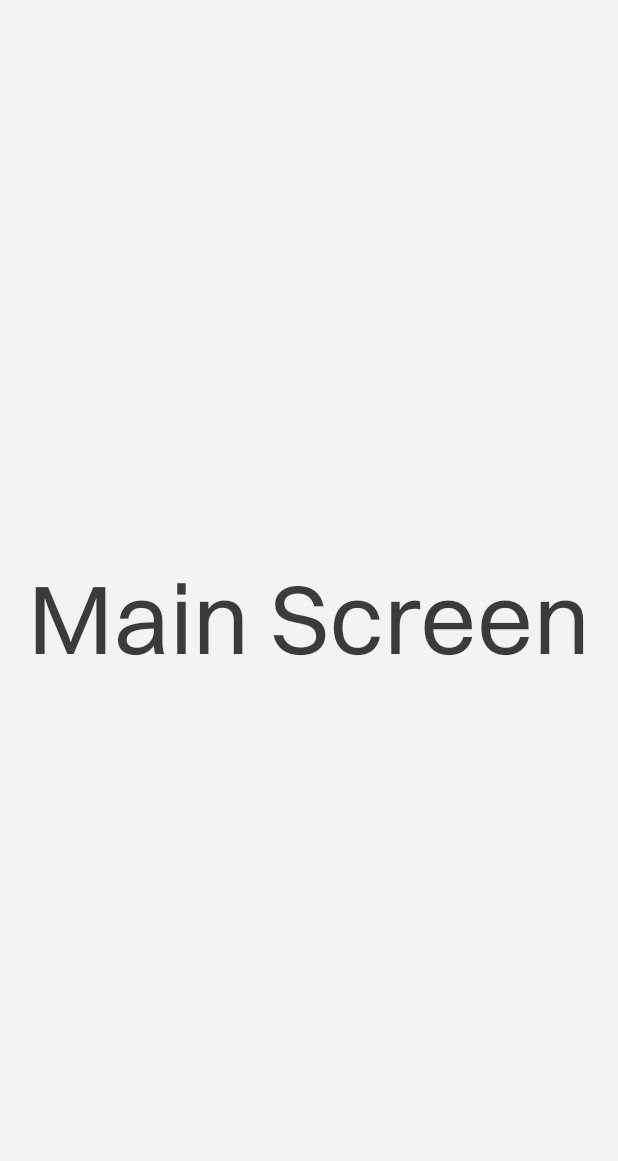
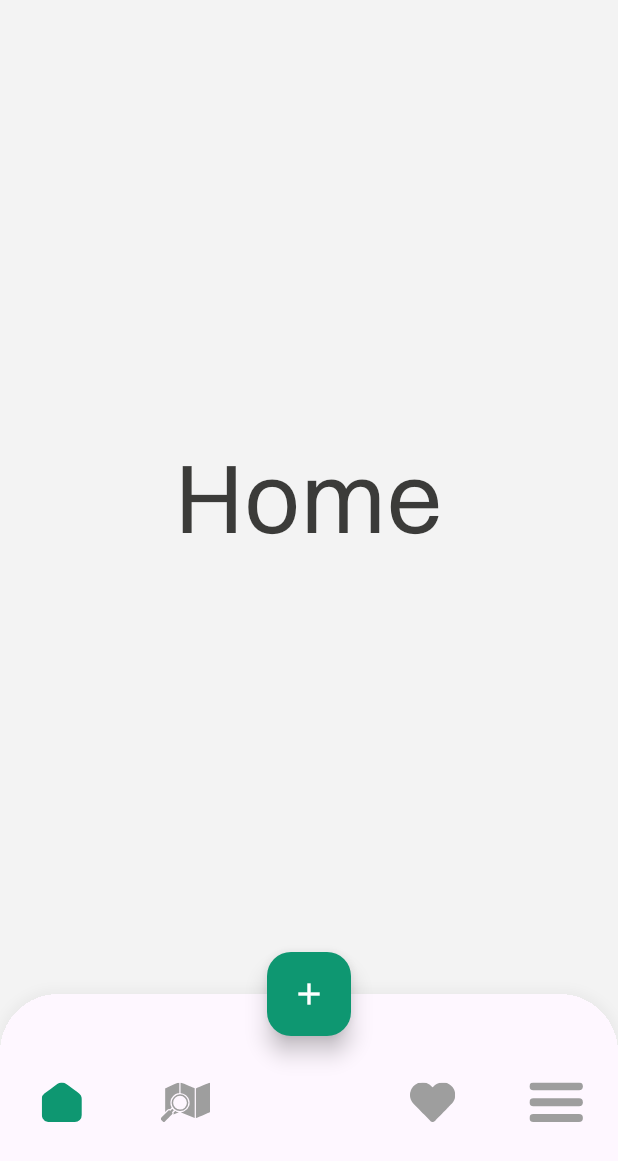
Before and after one commit to opadaMaljondi/nova_flutter, a Flutter app: the MainScreen screen opened by its route, on a phone screen of 412 x 824 dp. Shown: the top 1161 px of the screen. Run offline on Flutter 3.47's test engine with Material 3 defaults, Android fonts, the phone set to English and light mode, and no system bars; our stand-ins replace bloc, country_picker, dartz, dropdown_button2, easy_localization, file_picker and 16 more; missing offline and left inert: otpless_flutter; accounts and stored records are empty.

Commit message:
♻️ finish design `primary_bottom_navbar`
✅ Done

```diff
--- a/lib/core/constants/app_assets.dart
+++ b/lib/core/constants/app_assets.dart
@@ -70,6 +70,10 @@ abstract class AppAssets {
   static const String client = "$rootSVGIcons/client.svg";
   static const String office = "$rootSVGIcons/office.svg";
   static const String ellipse = "$rootSVGIcons/ellipse.svg";
+  static const String home = "$rootSVGIcons/home.svg";
+  static const String map = "$rootSVGIcons/map.svg";
+  static const String favorite = "$rootSVGIcons/favorite.svg";
+  static const String menu = "$rootSVGIcons/menu.svg";
 
   //-------------------------------------------
 
--- a/lib/features/main/presentation/cubits/main_cubit/main_cubit.dart
+++ b/lib/features/main/presentation/cubits/main_cubit/main_cubit.dart
@@ -27,7 +27,21 @@ class MainCubit extends Cubit<MainState> {
   // User? user;
   ThemeMode currentThemeMode = ThemeMode.system;
   List<Widget> tabs = [
-
+    const Center(
+      child: Text('Home'),
+    ),
+    const Center(
+      child: Text('Map'),
+    ),
+    const Center(
+      child: Text('Empty'),
+    ),
+    const Center(
+      child: Text('Favorite'),
+    ),
+    const Center(
+      child: Text('Menu'),
+    ),
   ];
 
   /// variables
@@ -128,6 +142,7 @@ class MainCubit extends Cubit<MainState> {
   }
 
   void changeCurrentTab(int index) {
+    if (index != 2) {
       _update(const MainState.loading());
       currentTab = index;
       mainScreenPageController.animateToPage(
@@ -136,6 +151,7 @@ class MainCubit extends Cubit<MainState> {
         curve: Curves.easeIn,
       );
       _update(const MainState.changeTabSuccess());
+    }
   }
 
   void changeCurrentPage(int index) {
--- a/lib/features/main/presentation/screens/main_screen.dart
+++ b/lib/features/main/presentation/screens/main_screen.dart
@@ -1,9 +1,11 @@
 import 'package:flutter/material.dart';
 import 'package:flutter_bloc/flutter_bloc.dart';
 import 'package:go_router/go_router.dart';
+import 'package:real_state/core/constants/app_colors.dart';
 import 'package:real_state/core/constants/app_routes.dart';
 import 'package:real_state/core/widgets/primary_loader.dart';
 import 'package:real_state/features/main/presentation/cubits/main_cubit/main_cubit.dart';
+import 'package:real_state/features/main/presentation/widgets/primary_bottom_navbar.dart';
 
 class MainScreen extends StatelessWidget {
   const MainScreen({super.key});
@@ -23,20 +25,26 @@ class MainScreen extends StatelessWidget {
           loading: () => const Scaffold(
             body: PrimaryLoader(),
           ),
-          orElse: () => const Scaffold(
-              body: Center(
-            child: Text('Main Screen'),
-          )
-              // PageView(
-              //   controller: context.read<MainCubit>().mainScreenPageController,
-              //   onPageChanged: context.read<MainCubit>().changeCurrentPage,
-              //   children: context.read<MainCubit>().tabs,
-              // ),
-              // bottomNavigationBar: PrimaryBottomNavbar(
-              //   currentTab: context.read<MainCubit>().currentTab,
-              //   changeCurrentTab: context.read<MainCubit>().changeCurrentTab,
-              // ),
+          orElse: () => Scaffold(
+            body: PageView(
+              controller: context.read<MainCubit>().mainScreenPageController,
+              onPageChanged: context.read<MainCubit>().changeCurrentPage,
+              physics: const NeverScrollableScrollPhysics(),
+              children: context.read<MainCubit>().tabs,
+            ),
+            bottomNavigationBar: PrimaryBottomNavbar(
+              currentTab: context.read<MainCubit>().currentTab,
+              changeCurrentTab: context.read<MainCubit>().changeCurrentTab,
+            ),
+            floatingActionButton: FloatingActionButton(
+              onPressed: () {},
+              backgroundColor: AppColors.primary,
+              child: const Icon(
+                Icons.add,
               ),
+            ),
+            floatingActionButtonLocation: FloatingActionButtonLocation.centerDocked,
+          ),
         );
       },
     );
--- /dev/null
+++ b/lib/features/main/presentation/widgets/primary_bottom_navbar.dart
@@ -0,0 +1,115 @@
+// ignore_for_file: deprecated_member_use
+
+import 'package:flutter/material.dart';
+import 'package:flutter_screenutil/flutter_screenutil.dart';
+import 'package:flutter_svg/flutter_svg.dart';
+import 'package:real_state/core/constants/app_assets.dart';
+import 'package:real_state/core/constants/app_colors.dart';
+
+class PrimaryBottomNavbar extends StatelessWidget {
+  final int currentTab;
+  final void Function(int) changeCurrentTab;
+
+  const PrimaryBottomNavbar({
+    super.key,
+    required this.currentTab,
+    required this.changeCurrentTab,
+  });
+
+  @override
+  Widget build(BuildContext context) {
+    return Container(
+      decoration: BoxDecoration(
+        borderRadius: BorderRadius.vertical(
+          top: Radius.circular(40.r),
+        ),
+        boxShadow: const [
+          BoxShadow(
+            color: AppColors.black30,
+            spreadRadius: 2,
+            blurRadius: 5,
+          ),
+        ],
+      ),
+      clipBehavior: Clip.hardEdge,
+      child: Theme(
+        data: ThemeData(
+          splashColor: Colors.transparent,
+          highlightColor: Colors.transparent,
+        ),
+        child: BottomNavigationBar(
+          currentIndex: currentTab,
+          onTap: changeCurrentTab,
+          selectedLabelStyle: Theme.of(context).textTheme.labelSmall!.copyWith(
+                color: AppColors.primary,
+              ),
+          unselectedLabelStyle: Theme.of(context).textTheme.labelSmall!.copyWith(
+                color: AppColors.black10,
+              ),
+          type: BottomNavigationBarType.fixed,
+          showSelectedLabels: false,
+          showUnselectedLabels: false,
+          selectedItemColor: AppColors.primary,
+          useLegacyColorScheme: true,
+          items: [
+            BottomNavigationBarItem(
+              icon: Padding(
+                padding: EdgeInsets.only(top: 10.h, bottom: 5),
+                child: SvgPicture.asset(
+                  AppAssets.home,
+                  height: 25.w,
+                  color: currentTab == 0 ? AppColors.primary : AppColors.mainGray,
+                ),
+              ),
+              label: '',
+            ),
+            BottomNavigationBarItem(
+              icon: Padding(
+                padding: EdgeInsets.only(top: 10.h, bottom: 5),
+                child: SvgPicture.asset(
+                  AppAssets.map,
+                  height: 25.w,
+                  color: currentTab == 1 ? AppColors.primary : AppColors.mainGray,
+                ),
+              ),
+              label: '',
+            ),
+            BottomNavigationBarItem(
+              icon: Padding(
+                padding: EdgeInsets.only(top: 10.h, bottom: 5),
+                child: SvgPicture.asset(
+                  AppAssets.favorite,
+                  height: 25.w,
+                  color: AppColors.transparent,
+                ),
+              ),
+              label: '',
+            ),
+            BottomNavigationBarItem(
+              icon: Padding(
+                padding: EdgeInsets.only(top: 10.h, bottom: 5),
+                child: SvgPicture.asset(
+                  AppAssets.favorite,
+                  height: 25.w,
+                  color: currentTab == 3 ? AppColors.primary : AppColors.mainGray,
+                ),
+              ),
+              label: '',
+            ),
+            BottomNavigationBarItem(
+              icon: Padding(
+                padding: EdgeInsets.only(top: 10.h, bottom: 5),
+                child: SvgPicture.asset(
+                  AppAssets.menu,
+                  height: 25.w,
+                  color: currentTab == 4 ? AppColors.primary : AppColors.mainGray,
+                ),
+              ),
+              label: '',
+            ),
+          ],
+        ),
+      ),
+    );
+  }
+}
```
Also changed, not shown: assets/svgs/icons/favorite.svg (added), assets/svgs/icons/home.svg (added), assets/svgs/icons/map.svg (added), assets/svgs/icons/menu.svg (added). Lines whose indentation alone changed are shown as unchanged.
